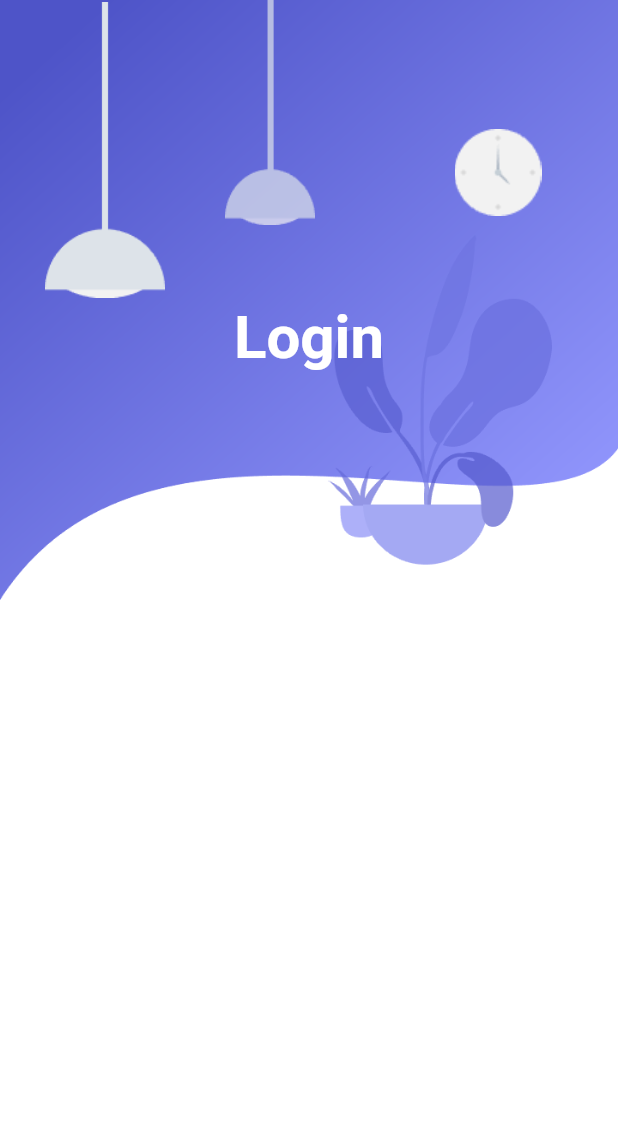
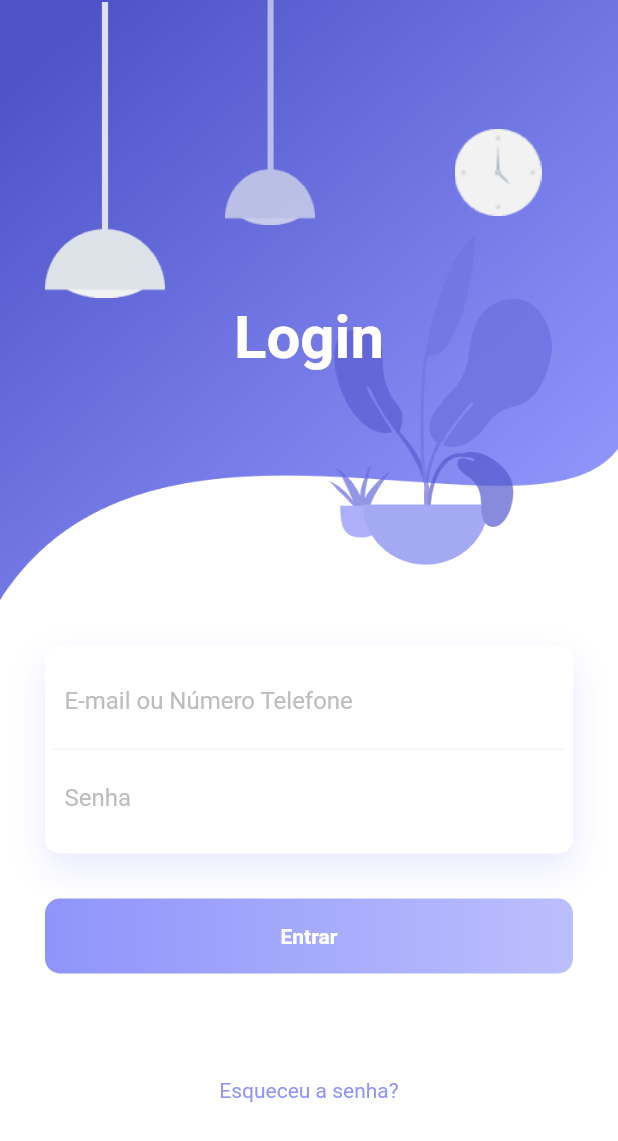
Before and after one commit to cristianoDevSystem/login_page_ui, a Flutter app: the screen it shows after launch, on a phone screen of 412 x 824 dp. Shown: the top 1141 px of the screen. Run offline on Flutter 3.47's test engine with Material 2 defaults, Android fonts, the phone set to English and light mode, and no system bars.

Commit message:
Update main.dart
Criando o formulário de login, com email e/o número de telefone e senha, assim como o esqueceu a senha

```diff
--- a/lib/main.dart
+++ b/lib/main.dart
@@ -82,6 +82,85 @@ class _HomePageState extends State<HomePage> {
                 ],
               ),
             ),
+            Padding(
+              padding: EdgeInsets.all(30.0),
+              child: Column(
+                children: <Widget>[
+                  Container(
+                    padding: EdgeInsets.all(5),
+                    decoration: BoxDecoration(
+                        color: Colors.white,
+                        borderRadius: BorderRadius.circular(10),
+                        boxShadow: [
+                          BoxShadow(
+                              color: Color.fromRGBO(143, 148, 251, .2),
+                              blurRadius: 20.0,
+                              offset: Offset(0, 10))
+                        ]),
+                    child: Column(
+                      children: <Widget>[
+                        Container(
+                          padding: EdgeInsets.all(8.0),
+                          decoration: BoxDecoration(
+                            border: Border(
+                              bottom: BorderSide(color: Colors.grey[100]),
+                            ),
+                          ),
+                          child: TextField(
+                            decoration: InputDecoration(
+                                border: InputBorder.none,
+                                hintText: "E-mail ou Número Telefone",
+                                hintStyle: TextStyle(color: Colors.grey[400])),
+                          ),
+                        ),
+                        Container(
+                          padding: EdgeInsets.all(8.0),
+                          child: TextField(
+                            decoration: InputDecoration(
+                                border: InputBorder.none,
+                                hintText: "Senha",
+                                hintStyle: TextStyle(color: Colors.grey[400])),
+                          ),
+                        ),
+                      ],
+                    ),
+                  ),
+                  SizedBox(
+                    height: 30,
+                  ),
+                  Container(
+                    height: 50,
+                    decoration: BoxDecoration(
+                      borderRadius: BorderRadius.circular(10),
+                      gradient: LinearGradient(
+                        colors: [
+                          Color.fromRGBO(143, 148, 251, 1),
+                          Color.fromRGBO(143, 148, 251, .6),
+                        ]
+                      ),
+                    ),
+                    child: Center(
+                      child: Text(
+                        "Entrar",
+                        style: TextStyle(
+                          color: Colors.white,
+                          fontWeight: FontWeight.bold
+                        ),
+                      ),
+                    ),
+                  ),
+                  SizedBox(
+                    height: 70,
+                  ),
+                  Text(
+                        "Esqueceu a senha?",
+                        style: TextStyle(
+                          color: Color.fromRGBO(143, 148, 251, 1),
+                        ),
+                      ),
+                ],
+              ),
+            ),
           ],
         ),
       ),
```
